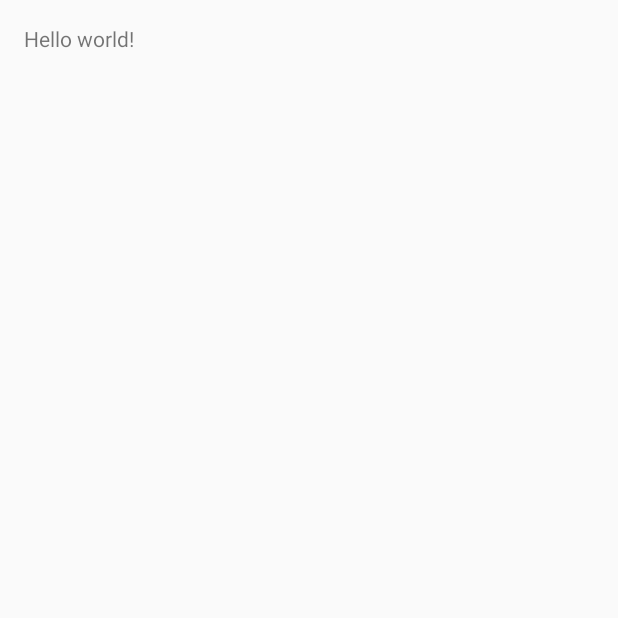
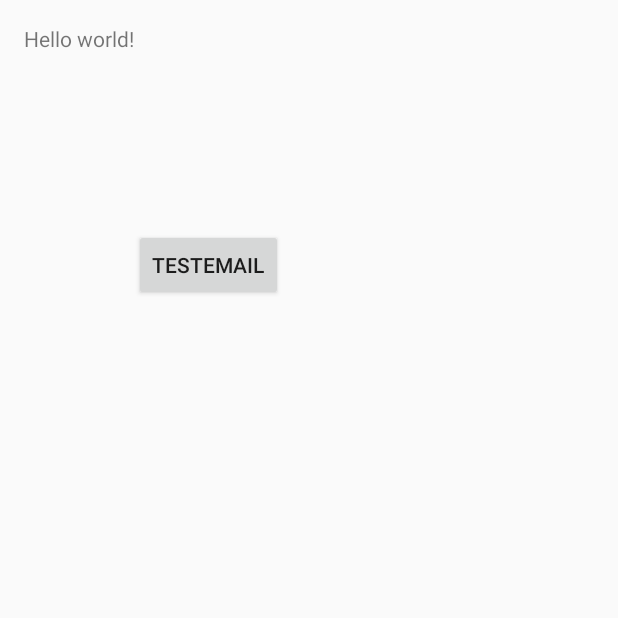
Before and after one commit to CMPUT301F15T10/Exchange, an Android app: the screen it shows after launch (MainActivity), on a phone screen of 412 x 824 dp, the top half of it. Before the commit the part shown is almost empty. Run offline under Robolectric (Android 15) with nearby library versions, the phone set to English and light mode, and no system bars.

Commit message:
Email Activity

```diff
--- a/app/src/main/AndroidManifest.xml
+++ b/app/src/main/AndroidManifest.xml
@@ -16,6 +16,7 @@
                 <category android:name="android.intent.category.LAUNCHER" />
             </intent-filter>
         </activity>
+        <activity android:name=".SendEmailActivity" android:label="SendEmail" />
     </application>
 
 </manifest>
--- a/app/src/main/java/cmput301f15t10/exchange/MainActivity.java
+++ b/app/src/main/java/cmput301f15t10/exchange/MainActivity.java
@@ -1,9 +1,12 @@
 package cmput301f15t10.exchange;
 
 import android.app.Activity;
+import android.content.Intent;
 import android.os.Bundle;
 import android.view.Menu;
 import android.view.MenuItem;
+import android.view.View;
+import android.widget.Button;
 
 public class MainActivity extends Activity {
 
@@ -11,6 +14,13 @@ public class MainActivity extends Activity {
     protected void onCreate(Bundle savedInstanceState) {
         super.onCreate(savedInstanceState);
         setContentView(R.layout.activity_main);
+        Button testEmailButton = (Button) findViewById(R.id.testEmailButton);
+        testEmailButton.setOnClickListener(new View.OnClickListener() {
+            public void onClick(View v) {
+                Intent intent = new Intent(MainActivity.this, SendEmailActivity.class);
+                startActivity(intent);
+            }
+        });
     }
 
     @Override
--- a/app/src/main/res/layout/activity_main.xml
+++ b/app/src/main/res/layout/activity_main.xml
@@ -6,6 +6,16 @@
     android:paddingBottom="@dimen/activity_vertical_margin" tools:context=".MainActivity">
 
     <TextView android:text="@string/hello_world" android:layout_width="wrap_content"
-        android:layout_height="wrap_content" />
+        android:layout_height="wrap_content"
+        android:id="@+id/textView2" />
+
+    <Button
+        android:layout_width="wrap_content"
+        android:layout_height="wrap_content"
+        android:text="TestEmail"
+        android:id="@+id/testEmailButton"
+        android:layout_below="@+id/textView2"
+        android:layout_toEndOf="@+id/textView2"
+        android:layout_marginTop="117dp" />
 
 </RelativeLayout>
```
Also changed, not shown: app/src/main/java/cmput301f15t10/exchange/SendEmailActivity.java (added, +59 -0 lines), app/src/main/res/layout/sendemail.xml (added, +42 -0 lines).
